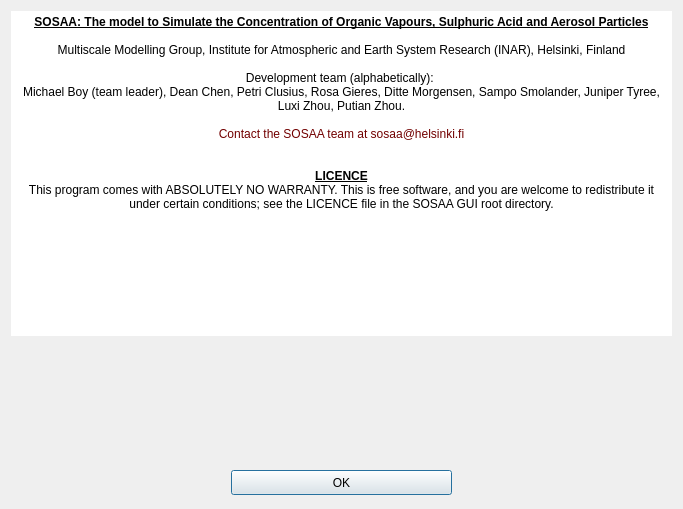
Old version of the form sosaa_gui/layouts/about.ui in the repository juntyr/sosaa-gui.
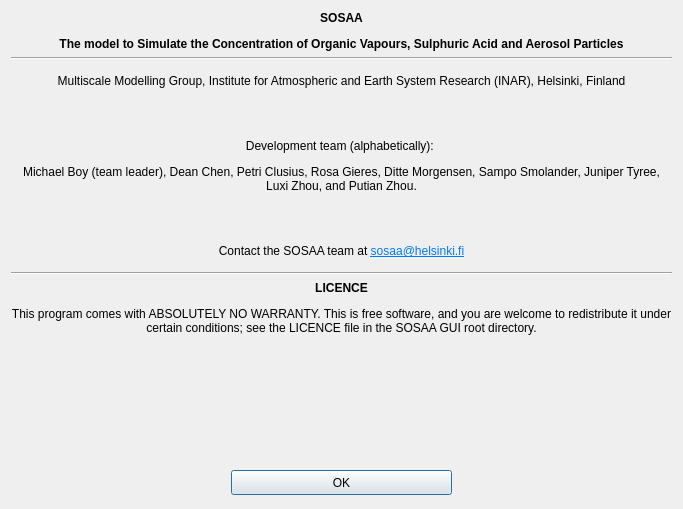
New version of the form.

Commit message: Update the about panel UI

Patch:
```diff
--- a/sosaa_gui/layouts/about.ui
+++ b/sosaa_gui/layouts/about.ui
@@ -15,43 +15,80 @@
   </property>
   <layout class="QVBoxLayout" name="verticalLayout">
    <item>
-    <widget class="QTextBrowser" name="credits">
-     <property name="minimumSize">
-      <size>
-       <width>0</width>
-       <height>0</height>
-      </size>
+    <widget class="QLabel" name="label">
+     <property name="text">
+      <string>&lt;html&gt;&lt;head/&gt;&lt;body&gt;&lt;p align=&quot;center&quot;&gt;&lt;span style=&quot; font-weight:700;&quot;&gt;SOSAA&lt;/span&gt;&lt;/p&gt;&lt;p align=&quot;center&quot;&gt;&lt;span style=&quot; font-weight:700;&quot;&gt;The model to Simulate the Concentration of Organic Vapours, Sulphuric Acid and Aerosol Particles&lt;/span&gt;&lt;/p&gt;&lt;/body&gt;&lt;/html&gt;</string>
      </property>
-     <property name="frameShape">
-      <enum>QFrame::NoFrame</enum>
+     <property name="wordWrap">
+      <bool>true</bool>
      </property>
-     <property name="frameShadow">
-      <enum>QFrame::Plain</enum>
+    </widget>
+   </item>
+   <item>
+    <widget class="Line" name="line">
+     <property name="orientation">
+      <enum>Qt::Horizontal</enum>
      </property>
-     <property name="lineWidth">
-      <number>0</number>
+    </widget>
+   </item>
+   <item>
+    <widget class="QLabel" name="label_2">
+     <property name="text">
+      <string>&lt;html&gt;&lt;head/&gt;&lt;body&gt;&lt;p align=&quot;center&quot;&gt;Multiscale Modelling Group, Institute for Atmospheric and Earth System Research (INAR), Helsinki, Finland&lt;/p&gt;&lt;/body&gt;&lt;/html&gt;</string>
      </property>
-     <property name="readOnly">
+     <property name="wordWrap">
       <bool>true</bool>
      </property>
-     <property name="html">
-      <string>&lt;!DOCTYPE HTML PUBLIC &quot;-//W3C//DTD HTML 4.0//EN&quot; &quot;http://www.w3.org/TR/REC-html40/strict.dtd&quot;&gt;
-&lt;html&gt;&lt;head&gt;&lt;meta name=&quot;qrichtext&quot; content=&quot;1&quot; /&gt;&lt;meta charset=&quot;utf-8&quot; /&gt;&lt;style type=&quot;text/css&quot;&gt;
-p, li { white-space: pre-wrap; }
-&lt;/style&gt;&lt;/head&gt;&lt;body style=&quot; font-family:'Segoe UI'; font-size:9pt; font-weight:400; font-style:normal;&quot;&gt;
-&lt;p align=&quot;center&quot; style=&quot; margin-top:0px; margin-bottom:0px; margin-left:0px; margin-right:0px; -qt-block-indent:0; text-indent:0px;&quot;&gt;&lt;span style=&quot; font-family:'Sans Serif'; font-weight:700; text-decoration: underline;&quot;&gt;SOSAA: The m&lt;/span&gt;&lt;span style=&quot; font-weight:700; text-decoration: underline;&quot;&gt;odel to Simulate the Concentration of Organic Vapours, Sulphuric Acid and Aerosol Particles&lt;/span&gt;&lt;/p&gt;
-&lt;p align=&quot;center&quot; style=&quot;-qt-paragraph-type:empty; margin-top:0px; margin-bottom:0px; margin-left:0px; margin-right:0px; -qt-block-indent:0; text-indent:0px; font-family:'Sans Serif';&quot;&gt;&lt;br /&gt;&lt;/p&gt;
-&lt;p align=&quot;center&quot; style=&quot; margin-top:0px; margin-bottom:0px; margin-left:0px; margin-right:0px; -qt-block-indent:0; text-indent:0px;&quot;&gt;&lt;span style=&quot; font-family:'Sans Serif';&quot;&gt;Multiscale Modelling Group, Institute for Atmospheric and Earth System Research (INAR), Helsinki, Finland&lt;/span&gt;&lt;/p&gt;
-&lt;p align=&quot;center&quot; style=&quot;-qt-paragraph-type:empty; margin-top:0px; margin-bottom:0px; margin-left:0px; margin-right:0px; -qt-block-indent:0; text-indent:0px; font-family:'Sans Serif';&quot;&gt;&lt;br /&gt;&lt;/p&gt;
-&lt;p align=&quot;center&quot; style=&quot; margin-top:0px; margin-bottom:0px; margin-left:0px; margin-right:0px; -qt-block-indent:0; text-indent:0px;&quot;&gt;&lt;span style=&quot; font-family:'Sans Serif';&quot;&gt;Development team (alphabetically): &lt;/span&gt;&lt;/p&gt;
-&lt;p align=&quot;center&quot; style=&quot; margin-top:0px; margin-bottom:0px; margin-left:0px; margin-right:0px; -qt-block-indent:0; text-indent:0px;&quot;&gt;&lt;span style=&quot; font-family:'Sans Serif';&quot;&gt;Michael Boy (team leader), Dean Chen, Petri Clusius, Rosa Gieres, Ditte Morgensen, Sampo Smolander, Juniper Tyree, Luxi Zhou, Putian Zhou.&lt;/span&gt;&lt;/p&gt;
-&lt;p align=&quot;center&quot; style=&quot;-qt-paragraph-type:empty; margin-top:0px; margin-bottom:0px; margin-left:0px; margin-right:0px; -qt-block-indent:0; text-indent:0px; font-family:'Sans Serif';&quot;&gt;&lt;br /&gt;&lt;/p&gt;
-&lt;p align=&quot;center&quot; style=&quot; margin-top:0px; margin-bottom:0px; margin-left:0px; margin-right:0px; -qt-block-indent:0; text-indent:0px;&quot;&gt;&lt;span style=&quot; font-family:'Sans Serif'; color:#720000;&quot;&gt;Contact the SOSAA team at sosaa@helsinki.fi&lt;br /&gt;&lt;/span&gt;&lt;/p&gt;
-&lt;p align=&quot;center&quot; style=&quot; margin-top:0px; margin-bottom:0px; margin-left:0px; margin-right:0px; -qt-block-indent:0; text-indent:0px;&quot;&gt;&lt;span style=&quot; font-family:'Sans Serif'; color:#720000;&quot;&gt;&lt;br /&gt;&lt;/span&gt;&lt;span style=&quot; font-family:'Sans Serif'; font-weight:600; text-decoration: underline; color:#000000;&quot;&gt;LICENCE&lt;/span&gt;&lt;/p&gt;
-&lt;p align=&quot;center&quot; style=&quot; margin-top:0px; margin-bottom:0px; margin-left:0px; margin-right:0px; -qt-block-indent:0; text-indent:0px;&quot;&gt;&lt;span style=&quot; font-family:'Sans Serif'; color:#000000;&quot;&gt;This program comes with ABSOLUTELY NO WARRANTY. This is free software, and you are welcome to redistribute it under certain conditions; see the LICENCE file in the SOSAA GUI root directory.&lt;/span&gt;&lt;/p&gt;&lt;/body&gt;&lt;/html&gt;</string>
+    </widget>
+   </item>
+   <item>
+    <widget class="QLabel" name="label_3">
+     <property name="text">
+      <string/>
      </property>
-     <property name="textInteractionFlags">
-      <set>Qt::TextBrowserInteraction</set>
+    </widget>
+   </item>
+   <item>
+    <widget class="QLabel" name="label_4">
+     <property name="text">
+      <string>&lt;html&gt;&lt;head/&gt;&lt;body&gt;&lt;p align=&quot;center&quot;&gt;Development team (alphabetically): &lt;/p&gt;&lt;p align=&quot;center&quot;&gt;Michael Boy (team leader), Dean Chen, Petri Clusius, Rosa Gieres, Ditte Morgensen, Sampo Smolander, Juniper Tyree, Luxi Zhou, and Putian Zhou.&lt;/p&gt;&lt;/body&gt;&lt;/html&gt;</string>
+     </property>
+     <property name="wordWrap">
+      <bool>true</bool>
+     </property>
+    </widget>
+   </item>
+   <item>
+    <widget class="QLabel" name="label_5">
+     <property name="text">
+      <string/>
+     </property>
+    </widget>
+   </item>
+   <item>
+    <widget class="QLabel" name="label_6">
+     <property name="text">
+      <string>&lt;html&gt;&lt;head/&gt;&lt;body&gt;&lt;p align=&quot;center&quot;&gt;Contact the SOSAA team at &lt;a href=&quot;mailto:sosaa@helsinki.fi&quot;&gt;&lt;span style=&quot; text-decoration: underline; color:#007af4;&quot;&gt;sosaa@helsinki.fi&lt;/span&gt;&lt;/a&gt;&lt;/p&gt;&lt;/body&gt;&lt;/html&gt;</string>
+     </property>
+     <property name="wordWrap">
+      <bool>true</bool>
+     </property>
+    </widget>
+   </item>
+   <item>
+    <widget class="Line" name="line_2">
+     <property name="orientation">
+      <enum>Qt::Horizontal</enum>
+     </property>
+    </widget>
+   </item>
+   <item>
+    <widget class="QLabel" name="label_7">
+     <property name="text">
+      <string>&lt;html&gt;&lt;head/&gt;&lt;body&gt;&lt;p align=&quot;center&quot;&gt;&lt;span style=&quot; font-weight:700;&quot;&gt;LICENCE&lt;/span&gt;&lt;/p&gt;&lt;p align=&quot;center&quot;&gt;This program comes with ABSOLUTELY NO WARRANTY. This is free software, and you are welcome to redistribute it under certain conditions; see the LICENCE file in the SOSAA GUI root directory.&lt;/p&gt;&lt;/body&gt;&lt;/html&gt;</string>
+     </property>
+     <property name="wordWrap">
+      <bool>true</bool>
      </property>
     </widget>
    </item>
```
